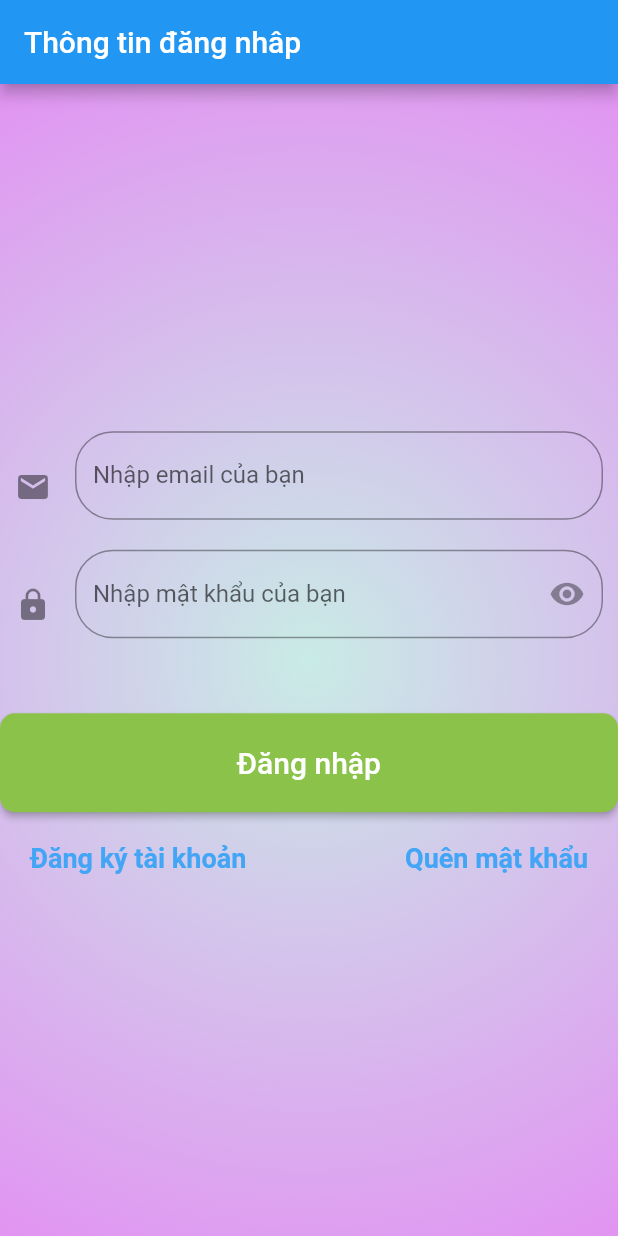
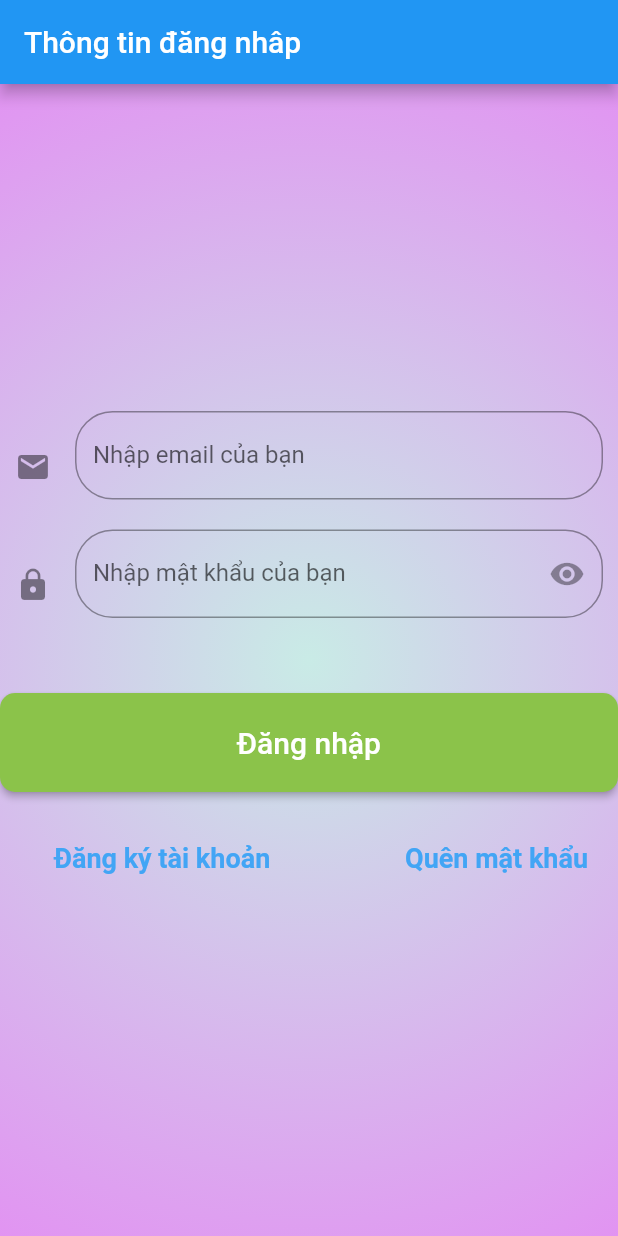
Before and after one commit to huycanh14/flutter, a Flutter app: the screen it shows after launch, on a phone screen of 412 x 824 dp. Run offline on Flutter 3.47's test engine with Material 2 defaults, Android fonts, the phone set to English and light mode, and no system bars; our stand-ins replace stacked.

```diff
--- a/lib/app/routes.dart
+++ b/lib/app/routes.dart
@@ -0,0 +1,8 @@
+import 'package:login_app/ui/views/account/login/login_view.dart';
+import 'package:flutter/material.dart';
+import 'package:login_app/ui/views/account/registration/registration_view.dart';
+
+var routes = <String, WidgetBuilder>{
+  '/login': (context) => LoginView(),
+  '/registration': (context) => RegistrationView(),
+};
--- a/lib/main.dart
+++ b/lib/main.dart
@@ -1,5 +1,5 @@
 import 'package:flutter/material.dart';
-
+import 'app/routes.dart';
 import 'ui/views/account/login/login_view.dart';
 
 void main() {
@@ -17,7 +17,8 @@ class MyApp extends StatelessWidget {
         primarySwatch: Colors.blue,
         visualDensity: VisualDensity.adaptivePlatformDensity,
       ),
-      home: LoginView()
+      home: LoginView(),
+      routes: routes,
     );
   }
 }
--- a/lib/ui/views/account/login/login_view.dart
+++ b/lib/ui/views/account/login/login_view.dart
@@ -101,9 +101,12 @@ class _LoginViewState extends State<LoginView> {
                           child: Row(
                             mainAxisAlignment: MainAxisAlignment.spaceBetween,
                             children: <Widget>[
-                              Text(
-                                'Đăng ký tài khoản',
-                                style: textHomeRoute,
+                              FlatButton(
+                                onPressed: () =>  Navigator.pushNamed(context, '/registration'),
+                                child: Text(
+                                  'Đăng ký tài khoản',
+                                  style: textHomeRoute,
+                                ),
                               ),
                               Text(
                                 'Quên mật khẩu',
```
